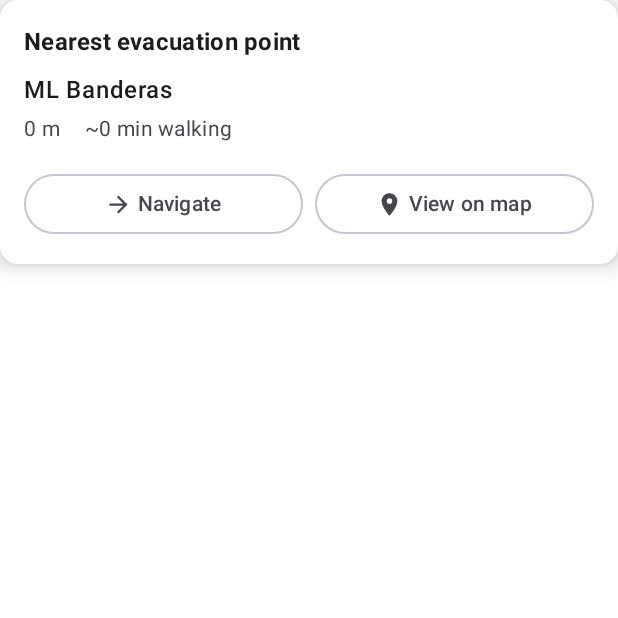
After one commit to DevGargolas25/Kotlin, an Android app built with Jetpack Compose: the composable EvacuationPointBanner called with sample values from the repository, on a phone screen of 412 x 824 dp, the top half of it. The commit adds this screen. Run offline under Robolectric (Android 15) with nearby library versions, the phone set to English and light mode, and no system bars; 1 statement that could not run was skipped.

Commit message:
kind of working

```diff
--- a/app/build.gradle.kts
+++ b/app/build.gradle.kts
@@ -61,6 +61,7 @@ android {
 dependencies {
     implementation(libs.androidx.core.ktx)
     implementation(libs.androidx.lifecycle.runtime.ktx)
+    implementation("androidx.lifecycle:lifecycle-viewmodel-compose:2.7.0")
     implementation(libs.androidx.activity.compose)
     implementation(platform(libs.androidx.compose.bom))
     implementation(libs.androidx.compose.ui)
--- /dev/null
+++ b/app/src/main/java/com/example/brigadist/data/MapLocations.kt
@@ -0,0 +1,49 @@
+package com.example.brigadist.data
+
+import com.google.android.gms.maps.model.LatLng
+
+/**
+ * Data class representing an evacuation point on the map.
+ */
+data class MapLocation(
+    val name: String,
+    val latitude: Double,
+    val longitude: Double,
+    val description: String = "Meeting point"
+) {
+    val latLng: LatLng
+        get() = LatLng(latitude, longitude)
+}
+
+/**
+ * Single source of truth for evacuation points.
+ * Add more evacuation points here as needed.
+ */
+object MapLocations {
+
+    val evacuationPoints = listOf(
+        MapLocation(
+            name = "ML Banderas",
+            latitude = 4.603164,
+            longitude = -74.065204,
+            description = "Meeting point"
+        ),
+        MapLocation(
+            name = "SD Cerca",
+            latitude = 4.603966,
+            longitude = -74.065778,
+            description = "Meeting point"
+        ),
+        MapLocation(
+            name = "Mockup",
+            latitude = 4.795467,
+            longitude = -74.067037,
+            description = "Meeting point (test location)"
+        )
+    )
+
+    /**
+     * Get all evacuation points as LatLng objects for map markers.
+     */
+    fun getAllEvacuationPoints(): List<MapLocation> = evacuationPoints
+}
--- /dev/null
+++ b/app/src/main/java/com/example/brigadist/ui/map/components/EvacuationPointBanner.kt
@@ -0,0 +1,114 @@
+package com.example.brigadist.ui.map.components
+
+import android.content.Context
+import android.content.Intent
+import android.net.Uri
+import androidx.compose.foundation.layout.*
+import androidx.compose.material.icons.Icons
+import androidx.compose.material.icons.automirrored.filled.ArrowForward
+import androidx.compose.material.icons.filled.LocationOn
+import androidx.compose.material3.*
+import androidx.compose.runtime.Composable
+import androidx.compose.ui.Alignment
+import androidx.compose.ui.Modifier
+import androidx.compose.ui.platform.LocalContext
+import androidx.compose.ui.text.font.FontWeight
+import androidx.compose.ui.unit.dp
+import com.example.brigadist.data.MapLocation
+
+@Composable
+fun EvacuationPointBanner(
+    nearestLocation: MapLocation,
+    distanceMeters: Double,
+    etaMinutes: Int,
+    onNavigateClick: () -> Unit,
+    onViewOnMapClick: () -> Unit,
+    modifier: Modifier = Modifier
+) {
+    Card(
+        modifier = modifier,
+        colors = CardDefaults.cardColors(
+            containerColor = MaterialTheme.colorScheme.surface
+        ),
+        elevation = CardDefaults.cardElevation(defaultElevation = 8.dp)
+    ) {
+        Column(
+            modifier = Modifier.padding(16.dp)
+        ) {
+            Text(
+                text = "Nearest evacuation point",
+                style = MaterialTheme.typography.titleMedium,
+                color = MaterialTheme.colorScheme.onSurface,
+                fontWeight = FontWeight.Bold
+            )
+
+            Spacer(modifier = Modifier.height(8.dp))
+
+            Text(
+                text = nearestLocation.name,
+                style = MaterialTheme.typography.bodyLarge,
+                color = MaterialTheme.colorScheme.onSurface,
+                fontWeight = FontWeight.Medium
+            )
+
+            Spacer(modifier = Modifier.height(4.dp))
+
+            Row(
+                horizontalArrangement = Arrangement.spacedBy(16.dp)
+            ) {
+                Text(
+                    text = formatDistance(distanceMeters),
+                    style = MaterialTheme.typography.bodyMedium,
+                    color = MaterialTheme.colorScheme.onSurfaceVariant
+                )
+
+                Text(
+                    text = "~$etaMinutes min walking",
+                    style = MaterialTheme.typography.bodyMedium,
+                    color = MaterialTheme.colorScheme.onSurfaceVariant
+                )
+            }
+
+            Spacer(modifier = Modifier.height(16.dp))
+
+            Row(
+                horizontalArrangement = Arrangement.spacedBy(8.dp)
+            ) {
+                OutlinedButton(
+                    onClick = onNavigateClick,
+                    modifier = Modifier.weight(1f)
+                ) {
+                    Icon(
+                        imageVector = Icons.AutoMirrored.Filled.ArrowForward,
+                        contentDescription = "Navigate",
+                        modifier = Modifier.size(18.dp)
+                    )
+                    Spacer(modifier = Modifier.width(4.dp))
+                    Text("Navigate")
+                }
+
+                OutlinedButton(
+                    onClick = onViewOnMapClick,
+                    modifier = Modifier.weight(1f)
+                ) {
+                    Icon(
+                        imageVector = Icons.Default.LocationOn,
+                        contentDescription = "View on map",
+                        modifier = Modifier.size(18.dp)
+                    )
+                    Spacer(modifier = Modifier.width(4.dp))
+                    Text("View on map")
+                }
+            }
+        }
+    }
+}
+
+private fun formatDistance(distanceMeters: Double): String {
+    return when {
+        distanceMeters < 1000 -> "${distanceMeters.roundToInt()} m"
+        else -> "${(distanceMeters / 1000).roundToInt()} km"
+    }
+}
+
+private fun Double.roundToInt(): Int = kotlin.math.round(this).toInt()
--- a/gradle.properties
+++ b/gradle.properties
@@ -22,4 +22,4 @@ kotlin.code.style=official
 # thereby reducing the size of the R class for that library
 android.nonTransitiveRClass=true
 
-GROQ_API_KEY=
+GROQ_API_KEY=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
--- a/gradle/libs.versions.toml
+++ b/gradle/libs.versions.toml
@@ -8,7 +8,7 @@ espressoCore = "3.7.0"
 lifecycleRuntimeKtx = "2.9.3"
 activityCompose = "1.11.0"
 composeBom = "2024.09.00"
-materialIconsExtended = "<version>"
+materialIconsExtended = "1.7.7"
 materialIconsExtendedVersion = "1.7.7"
 auth0 = "2.11.0"
 java-jwt = "4.4.0"
```
Also changed, not shown: app/src/main/java/com/example/brigadist/ui/map/MapScreen.kt (+85 -16 lines), app/src/main/java/com/example/brigadist/ui/map/MapTelemetry.kt (+13 -0 lines), app/src/main/java/com/example/brigadist/ui/map/MapViewModel.kt (+128 -0 lines).
